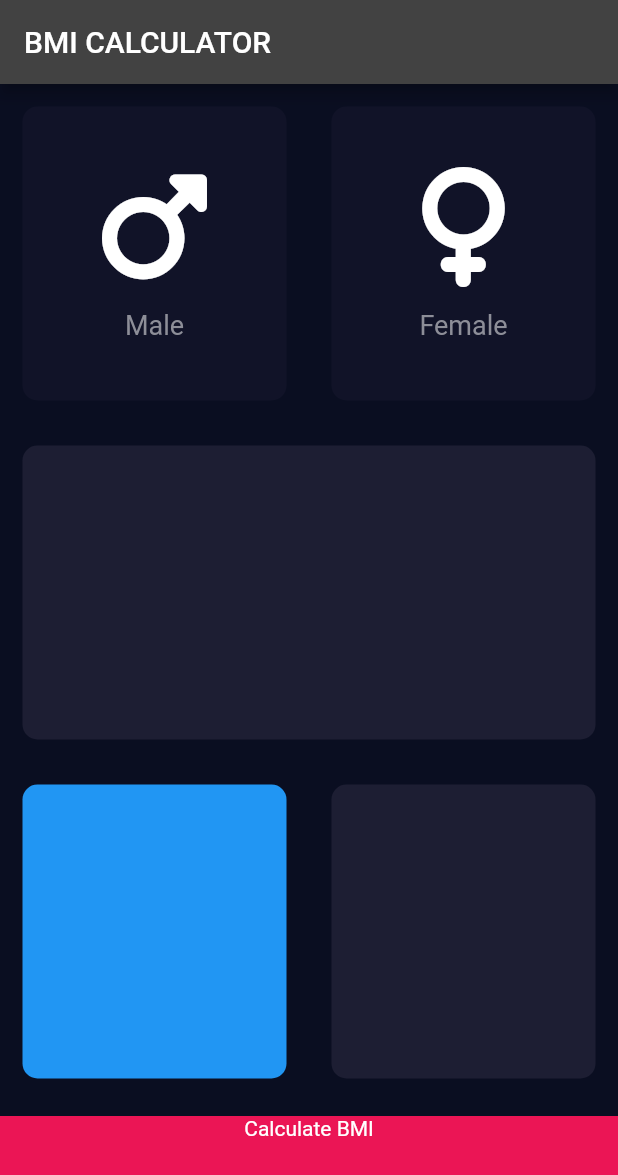
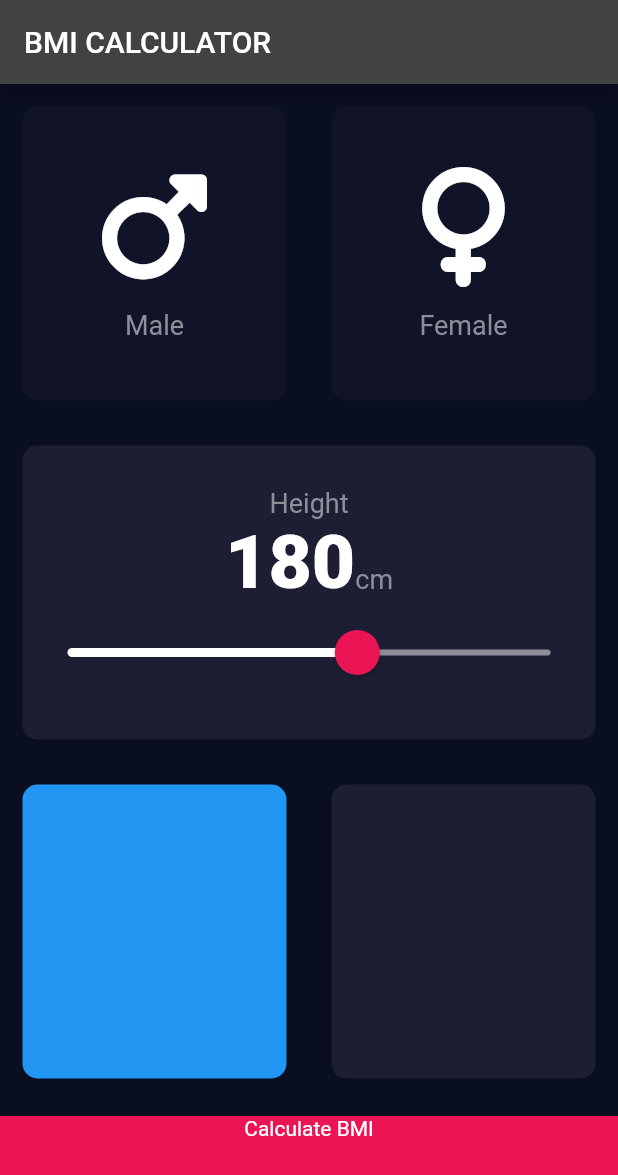
Before and after one commit to apostleyemi/bmi_techspace_calculator, a Flutter app: the screen it shows after launch, on a phone screen of 412 x 824 dp. Shown: the top 1175 px of the screen. Run offline on Flutter 3.47's test engine with Material 2 defaults, Android fonts, the phone set to English and light mode, and no system bars; our stand-ins replace font_awesome_flutter.

Commit message:
Add Slidder

```diff
--- a/lib/card_content.dart
+++ b/lib/card_content.dart
@@ -1,5 +1,6 @@
 import 'package:flutter/material.dart';
 import 'package:font_awesome_flutter/font_awesome_flutter.dart';
+import 'constants.dart';
 
 class ReUsableCard extends StatelessWidget {
   // Widget? cardChild;
--- /dev/null
+++ b/lib/constants.dart
@@ -0,0 +1,14 @@
+import 'package:flutter/material.dart';
+
+const kBottomConstainerHeight = 80.0;
+const Color kActiveCardColor = Color(0xFF1D1E33);
+const Color KInactiveCardColor = Color(0xFF111328);
+const KButtomContainerColor = Color(0xFFEB1555);
+const KNumberTextStyle = TextStyle(
+  fontWeight: FontWeight.w900,
+  fontSize: 50.0,
+);
+const kLabelTextStyle = TextStyle(
+  fontSize: 18.0,
+  color: Color(0xFF8D8E98),
+);
--- a/lib/icon_content.dart
+++ b/lib/icon_content.dart
@@ -1,10 +1,6 @@
 import 'package:flutter/material.dart';
 import 'card_content.dart';
-
-const labelTextStyle = TextStyle(
-  fontSize: 18.0,
-  color: Color(0xFF8D8E98),
-);
+import 'constants.dart';
 
 class ReUsableIconContent extends StatelessWidget {
   ReUsableIconContent({this.embededIcon, this.gender, this.onPress});
@@ -28,7 +24,7 @@ class ReUsableIconContent extends StatelessWidget {
           ),
           Text(
             gender!,
-            style: labelTextStyle,
+            style: kLabelTextStyle,
           )
         ],
       ),
--- a/lib/input_page.dart
+++ b/lib/input_page.dart
@@ -2,11 +2,7 @@ import 'package:flutter/material.dart';
 import 'package:font_awesome_flutter/font_awesome_flutter.dart';
 import 'card_content.dart';
 import 'icon_content.dart';
-
-const bottomConstainerHeight = 80.0;
-const Color activeCardColor = Color(0xFF1D1E33);
-const Color inactiveCardColor = Color(0xFF111328);
-const buttomContainerColor = Color(0xFFEB1555);
+import 'constants.dart';
 
 class InputPage extends StatefulWidget {
   @override
@@ -21,6 +17,8 @@ enum GenderEnum {
 
 class _InputPageState extends State<InputPage> {
   GenderEnum SelectedGender = GenderEnum.empty;
+  int height = 180;
+  String rating = '180';
   // Color maleCardColor = inactiveCardColor;
   // Color femaleCardColor = inactiveCardColor;
   //
@@ -52,6 +50,7 @@ class _InputPageState extends State<InputPage> {
         title: Text('BMI CALCULATOR'),
       ),
       body: Column(
+        crossAxisAlignment: CrossAxisAlignment.stretch,
         children: <Widget>[
           Expanded(
             child: Row(
@@ -59,8 +58,8 @@ class _InputPageState extends State<InputPage> {
                 Expanded(
                   child: ReUsableCard(
                     colorName: SelectedGender == GenderEnum.male
-                        ? activeCardColor
-                        : inactiveCardColor,
+                        ? kActiveCardColor
+                        : KInactiveCardColor,
                     cardChild: ReUsableIconContent(
                       onPress: () {
                         setState(() {
@@ -75,8 +74,8 @@ class _InputPageState extends State<InputPage> {
                 Expanded(
                   child: ReUsableCard(
                     colorName: SelectedGender == GenderEnum.female
-                        ? activeCardColor
-                        : inactiveCardColor,
+                        ? kActiveCardColor
+                        : KInactiveCardColor,
                     cardChild: ReUsableIconContent(
                       onPress: () {
                         setState(() {
@@ -93,7 +92,58 @@ class _InputPageState extends State<InputPage> {
           ),
           Expanded(
             child: ReUsableCard(
-              colorName: activeCardColor,
+              colorName: kActiveCardColor,
+              cardChild: Column(
+                mainAxisAlignment: MainAxisAlignment.center,
+                children: <Widget>[
+                  Text(
+                    'Height',
+                    style: kLabelTextStyle,
+                  ),
+                  Row(
+                    mainAxisAlignment: MainAxisAlignment.center,
+                    crossAxisAlignment: CrossAxisAlignment.baseline,
+                    textBaseline: TextBaseline.alphabetic,
+                    children: <Widget>[
+                      Text(
+                        height.toString(),
+                        style: KNumberTextStyle,
+                      ),
+                      Text(
+                        'cm',
+                        style: kLabelTextStyle,
+                      )
+                    ],
+                  ),
+                  SliderTheme(
+                    data: SliderTheme.of(context).copyWith(
+                        thumbColor: Color(0xFFEB1555),
+                        activeTrackColor: Colors.white,
+                        inactiveTrackColor: Color(0xFF8D8E98),
+                        thumbShape:
+                            RoundSliderThumbShape(enabledThumbRadius: 15.0),
+                        overlayShape:
+                            RoundSliderOverlayShape(overlayRadius: 30.0),
+                        overlayColor: Color(0x29EB1555)),
+                    child: Slider(
+                        value: height.toDouble(),
+                        min: 120.0,
+                        max: 220,
+                        // divisions: 4,
+                        label: rating,
+                        // activeColor: Color(0xFFEB1555),
+                        // inactiveColor: Color(0xFF8D8E98),
+                        onChanged: (double newValue) {
+                          setState(() {
+                            height = newValue.round();
+                            rating = newValue.toString();
+                            //height=newValue.toInt();
+                          });
+                          print(newValue);
+                        }),
+                  ),
+                ],
+              ),
             ),
           ),
           Expanded(
@@ -104,17 +154,17 @@ class _InputPageState extends State<InputPage> {
                 ),
                 Expanded(
                   child: ReUsableCard(
-                    colorName: activeCardColor,
+                    colorName: kActiveCardColor,
                   ),
                 ),
               ],
             ),
           ),
           Container(
-            color: buttomContainerColor,
+            color: KButtomContainerColor,
             margin: EdgeInsets.only(top: 10.0),
             width: double.infinity,
-            height: bottomConstainerHeight,
+            height: kBottomConstainerHeight,
             child: Text(
               "Calculate BMI",
               textAlign: TextAlign.center,
```
